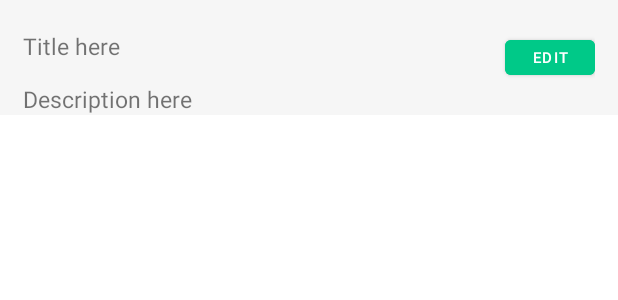
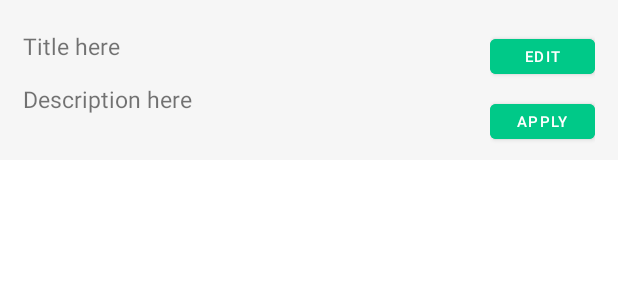
Before and after one commit to it21279898/Job, an Android app: the layout job_template.xml on its own in the app's theme, with its tools: preview values and no code run, on a phone screen of 412 x 824 dp. Shown: the top 300 px of the screen. Run offline under Robolectric (Android 15) with nearby library versions, the phone set to English and light mode, and no system bars.

Commit message:
Apply button added

```diff
--- a/app/src/main/java/com/example/job/AddNewJob.kt
+++ b/app/src/main/java/com/example/job/AddNewJob.kt
@@ -33,6 +33,9 @@ class AddNewJob : AppCompatActivity() {
             val jobTitle = findViewById<EditText>(R.id.JobTitle).text.toString();
             val jobDescription = findViewById<EditText>(R.id.description).text.toString();
 
+            if (jobTitle.isEmpty() || jobDescription.isEmpty()) {
+                Toast.makeText(this,"Fields can not be empty", Toast.LENGTH_SHORT).show();
+            } else {
                 val newJob = Job(jobTitle, jobDescription, jobId);
 
                 // Store data in to database
@@ -44,6 +47,7 @@ class AddNewJob : AppCompatActivity() {
                 startActivity(Intent(this, AllJobs::class.java));
             }
         }
+    }
 
     fun generateUniqueId(databaseRef: DatabaseReference): String {
         val newRef = databaseRef.push()
--- a/app/src/main/java/com/example/job/AllJobs.kt
+++ b/app/src/main/java/com/example/job/AllJobs.kt
@@ -72,8 +72,9 @@ class AllJobs : AppCompatActivity() {
 
             override fun onQueryTextChange(newText: String?): Boolean {
                 // Handle search query text changes
+                println("SEARCH: " + newText);
                 // Filter the results based on the user's search query
-                databaseRef.orderByChild("name")
+                databaseRef.orderByChild("title")
                     .startAt(newText)
                     .endAt("$newText\uf8ff")
                     .addListenerForSingleValueEvent(object : ValueEventListener {
@@ -81,6 +82,7 @@ class AllJobs : AppCompatActivity() {
                             jobList.clear();
                             for (jobSnapshot in snapshot.children) {
                                 val job = jobSnapshot.getValue(customClasses.Job::class.java);
+                                println("JOB: " + job)
                                 if (job != null) {
                                     jobList.add(job);
                                 };
--- a/app/src/main/java/com/example/job/LoginActivity.kt
+++ b/app/src/main/java/com/example/job/LoginActivity.kt
@@ -92,8 +92,8 @@ class LoginActivity : AppCompatActivity() {
         auth.signInWithEmailAndPassword(email, password)
             .addOnCompleteListener(this){ login->
                 if (login.isSuccessful){
-                  Intent(this,AllJobs::class.java).also {
-                      it.flags=Intent.FLAG_ACTIVITY_NEW_TASK or Intent.FLAG_ACTIVITY_CLEAR_TASK
+                  Intent(this, AllJobs::class.java).also {
+                      it.flags = Intent.FLAG_ACTIVITY_NEW_TASK or Intent.FLAG_ACTIVITY_CLEAR_TASK
                       startActivity(it)
                       Toast.makeText(this,"Login successful!",Toast.LENGTH_SHORT).show()
                   }
--- a/app/src/main/res/layout/activity_edit_job.xml
+++ b/app/src/main/res/layout/activity_edit_job.xml
@@ -87,8 +87,7 @@
     </LinearLayout>
     <LinearLayout
         android:layout_width="match_parent"
-        android:layout_height="match_parent"
-        android:layout_alignParentBottom="true">
+        android:layout_height="wrap_content">
 
         <Button
             android:id="@+id/editButton"
--- a/app/src/main/res/layout/job_template.xml
+++ b/app/src/main/res/layout/job_template.xml
@@ -24,9 +24,14 @@
                 android:text="@string/Title1"
                 android:textSize="15sp"></TextView>
 
+            <LinearLayout
+                android:layout_width="wrap_content"
+                android:layout_height="wrap_content"
+                android:orientation="vertical"
+                android:layout_alignParentEnd="true">
                 <Button
                     android:id="@+id/edit_btn_template"
-                android:layout_width="60dp"
+                    android:layout_width="70dp"
                     android:layout_height="35dp"
                     android:layout_alignParentEnd="true"
                     android:layout_centerVertical="true"
@@ -37,10 +42,25 @@
                     android:textStyle="normal">
 
                 </Button>
+                <Button
+                    android:id="@+id/apply_btn_template"
+                    android:layout_width="70dp"
+                    android:layout_height="35dp"
+                    android:layout_alignParentEnd="true"
+                    android:layout_centerVertical="true"
+                    android:layout_marginBottom="8dp"
+                    android:backgroundTint="@color/primary_color"
+                    android:text="APPLY"
+                    android:textSize="10sp"
+                    android:textStyle="normal">
+
+                </Button>
+            </LinearLayout>
             <LinearLayout
                 android:layout_width="match_parent"
                 android:layout_height="wrap_content"
                 android:orientation="horizontal"
+                android:layout_marginRight="75dp"
                 android:layout_marginTop="35dp">
                 <TextView
                     android:id="@+id/job_template_description"
```
Also changed, not shown: app/src/main/AndroidManifest.xml (+6 -2 lines), app/src/main/java/com/example/job/EditJob.kt (+14 -3 lines). Lines whose indentation alone changed are shown as unchanged.
